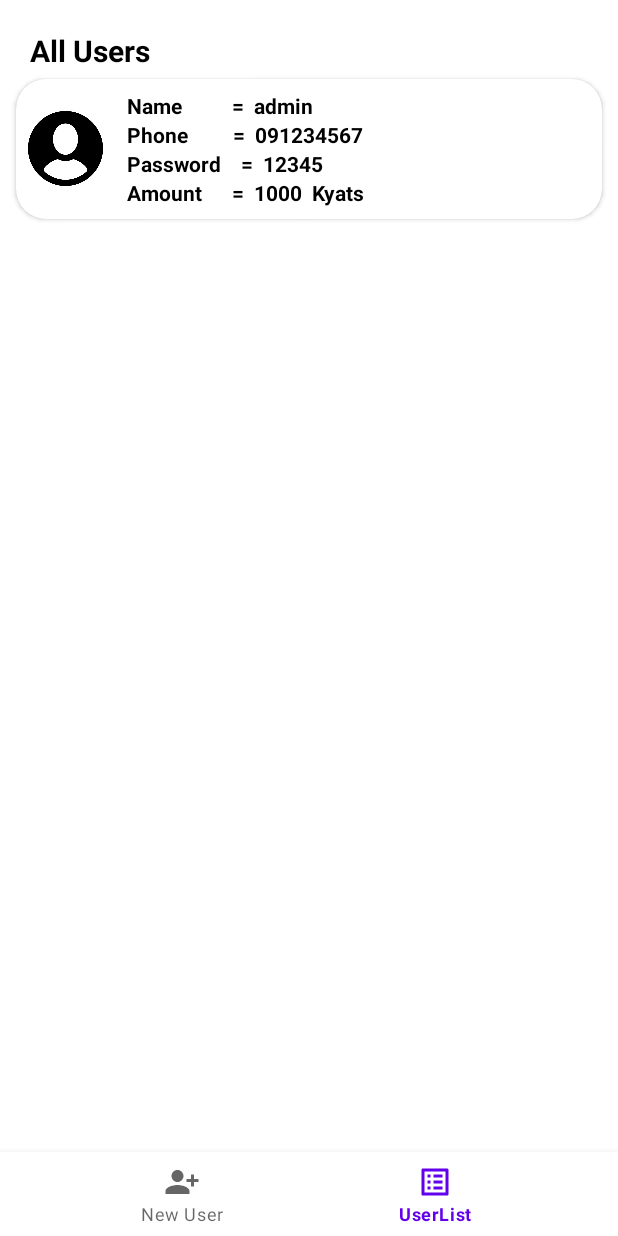
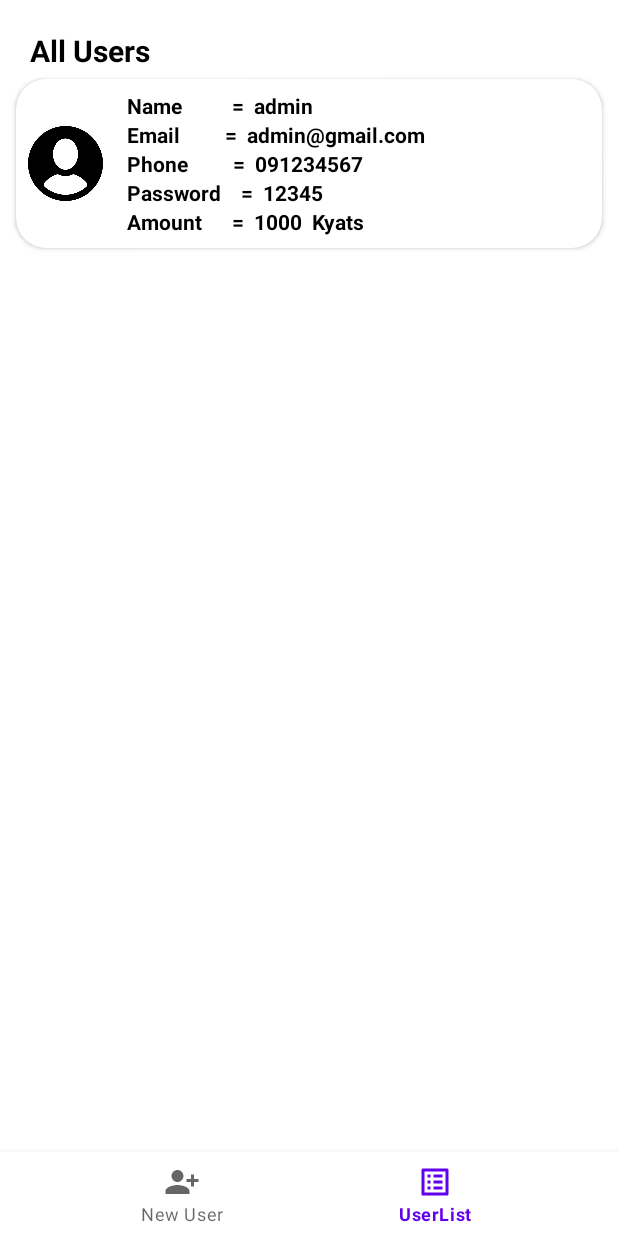
Before and after one commit to dev-mgkaung/ETopup, an Android app: the UserListFragment screen opened through its navigation route, on a phone screen of 412 x 824 dp. Run offline under Robolectric (Android 15) with nearby library versions, the phone set to English and light mode, and no system bars; our stand-ins replace ButterKnife, Room's generated code, navigation-ui.

Commit message:
add email

```diff
--- a/app/src/main/java/mm/etopup/com/ETopUpApplication.java
+++ b/app/src/main/java/mm/etopup/com/ETopUpApplication.java
@@ -13,7 +13,7 @@ public class ETopUpApplication extends Application {
         super.onCreate();
         mAppDatabase = AppDatabase.getInMemoryDatabase(this);
         mAppDatabase.userDao().insertUser(new UserEntity(
-                0, "admin", "12345","091234567",1000,"admin"));
+                0, "admin", "admin@gmail.com" , "12345","091234567",1000,"admin"));
         SessionManager.getObjectInstance(this).initSession();
     }
 }
--- a/app/src/main/java/mm/etopup/com/database/daos/UserDao.java
+++ b/app/src/main/java/mm/etopup/com/database/daos/UserDao.java
@@ -21,8 +21,8 @@ public interface UserDao extends BaseDao<UserEntity> {
     long insertUser(UserEntity user);
 
     @Transaction
-    @Query("SELECT * FROM user WHERE user_name = :name AND password = :password LIMIT 1")
-    LiveData<UserEntity> checkLoginUser(String name , String password);
+    @Query("SELECT * FROM user WHERE email = :email AND password = :password LIMIT 1")
+    LiveData<UserEntity> checkLoginUser(String email , String password);
 
     @Transaction
     @Query("SELECT * FROM user WHERE phone_number = :phone_number LIMIT 1")
--- a/app/src/main/java/mm/etopup/com/viewholder/UserListItemView.java
+++ b/app/src/main/java/mm/etopup/com/viewholder/UserListItemView.java
@@ -25,11 +25,12 @@ public class UserListItemView extends LinearLayout {
     TextView ul_password;
     @BindView(R.id.ul_amount)
     TextView ul_amount;
+    @BindView(R.id.ul_email)
+    TextView ul_email;
 
     Context context;
     UserEntity data;
-    ArrayList<UserEntity> datalist;
-    int position;
+
 
     public UserListItemView(Context context) {
         super(context);
@@ -58,6 +59,7 @@ public class UserListItemView extends LinearLayout {
         ul_amount.setText  ("Amount      =  " + data.balance+"  Kyats");
         ul_password.setText("Password    =  " + data.password);
         ul_phone.setText   ("Phone         =  "+ data.phone_number);
+        ul_email.setText   ("Email         =  "+ data.email);
     }
 
 }
--- a/app/src/main/res/layout/user_list_item_layout.xml
+++ b/app/src/main/res/layout/user_list_item_layout.xml
@@ -45,6 +45,13 @@
                 android:textColor="@color/black"
                 android:textStyle="bold"
                 android:textSize="14sp"
+                android:id="@+id/ul_email"/>
+            <TextView
+                android:layout_width="wrap_content"
+                android:layout_height="wrap_content"
+                android:textColor="@color/black"
+                android:textStyle="bold"
+                android:textSize="14sp"
                 android:id="@+id/ul_phone"/>
             <TextView
                 android:layout_width="wrap_content"
--- a/app/src/main/res/values/strings.xml
+++ b/app/src/main/res/values/strings.xml
@@ -1,7 +1,7 @@
 <resources>
     <string name="app_name">A&amp;P Eload</string>
     <string name="register">REGISTER</string>
-    <string name="login_email_hint">Name</string>
+    <string name="login_email_hint">Email</string>
     <string name="login_password_hint">Password</string>
     <string name="signup_login_hint">Already have an account? Sign In</string>
     <string name="login_signup_hint">Don\'t have an account? Sign Up</string>
```
Also changed, not shown: app/src/main/java/mm/etopup/com/database/entity/UserEntity.java (+23 -1 lines).
